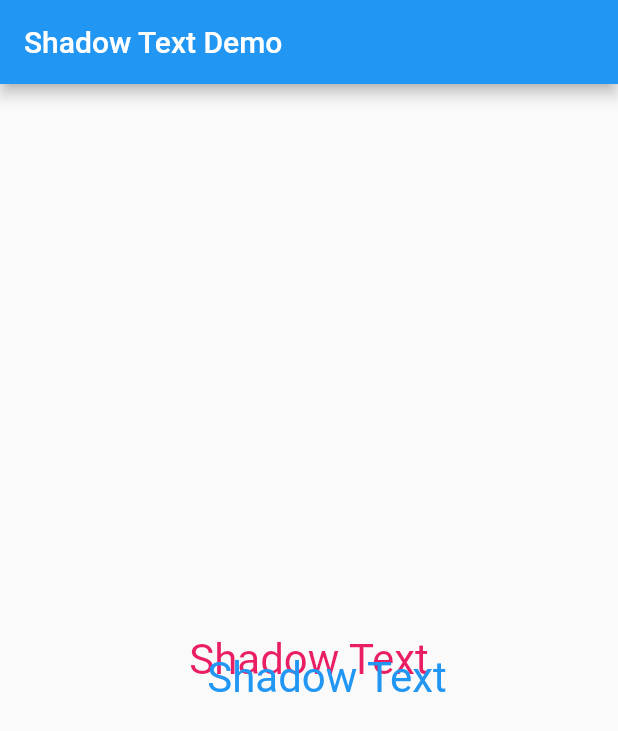
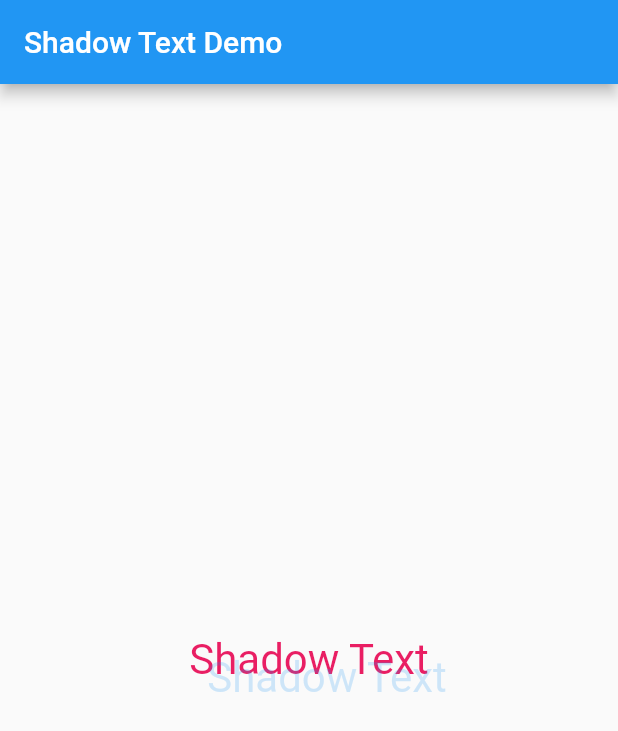
Before and after one commit to Jeffery336699/shadow_text, a Flutter app: the screen it shows after launch, on a phone screen of 412 x 824 dp. Shown: the top 731 px of the screen. Run offline on Flutter 3.47's test engine with Material 2 defaults, Android fonts, the phone set to English and light mode, and no system bars.

Commit message:
add shadow text opacity [0,1]

```diff
--- a/example/lib/main.dart
+++ b/example/lib/main.dart
@@ -24,6 +24,7 @@ class _HomePageState extends State<HomePage> {
           shadowColor: Colors.blue,
           xTans: 12.0,
           yTans: 12.0,
+          opacity: 0.2,
           shadeBuilder: (BuildContext context, String text, Color color) =>
               Container(
                 child: Text(
--- a/lib/shadow_text.dart
+++ b/lib/shadow_text.dart
@@ -11,6 +11,8 @@ class ShadowText extends StatelessWidget {
   final Color shadowColor;
   final double xTans;
   final double yTans;
+  ///scale [0,1]
+  final double opacity;
   final ShadeBuilder shadeBuilder;
 
   ShadowText(
@@ -19,6 +21,7 @@ class ShadowText extends StatelessWidget {
         this.shadowColor,
         this.xTans,
         this.yTans,
+        this.opacity,
         this.shadeBuilder})
       : assert(text != null),
         assert(textColor != null),
@@ -33,7 +36,7 @@ class ShadowText extends StatelessWidget {
         Transform(
           transform:
           Matrix4.translationValues(xTans ?? 10.0, yTans ?? 10.0, 0.0),
-          child: shadeBuilder(context, text, shadowColor),
+          child: Opacity(opacity: opacity??0.3,child: shadeBuilder(context, text, shadowColor),),
         ),
       ],
     );
--- a/pubspec.yaml
+++ b/pubspec.yaml
@@ -1,8 +1,8 @@
 name: shadow_text
 description: A custom offset shaded text
-version: 0.0.1
-author: Jeffery
-homepage: https://www.cnblogs.com/jeffery336699/
+version: 0.0.2
+author: Jeffery<talejeffery@gmail.com>
+homepage: https://github.com/Jeffery336699/shadow_text
 
 environment:
   sdk: ">=2.1.0 <3.0.0"
```
Also changed, not shown: 3.png (added), example/pubspec.lock, 3 other files.
